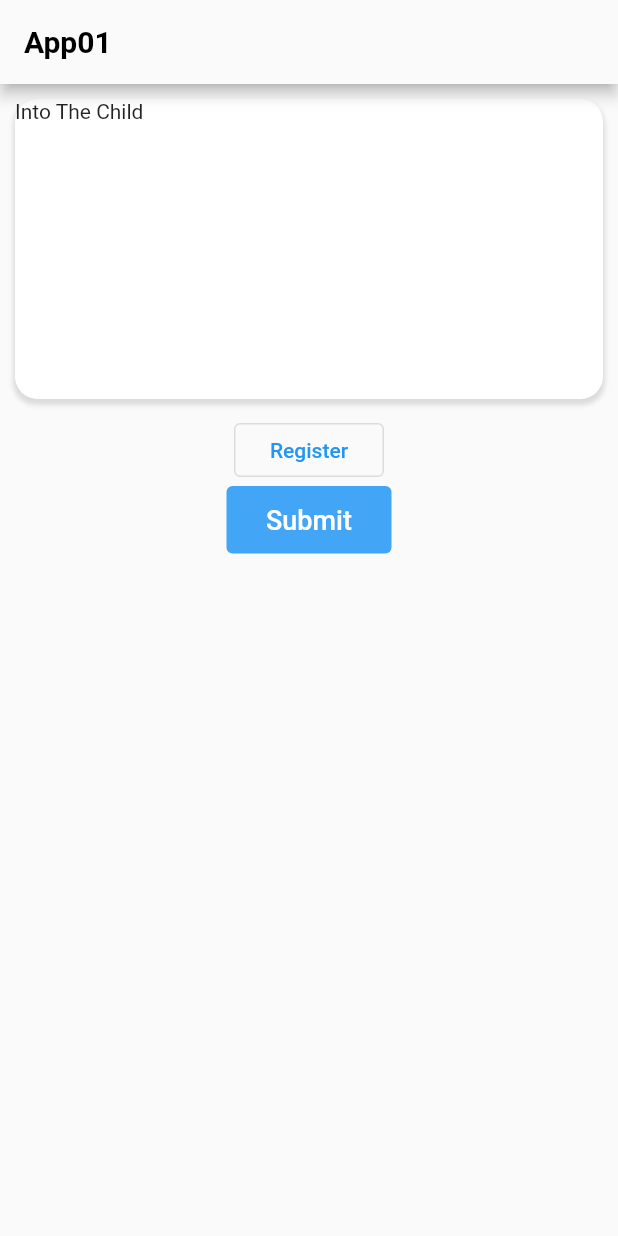
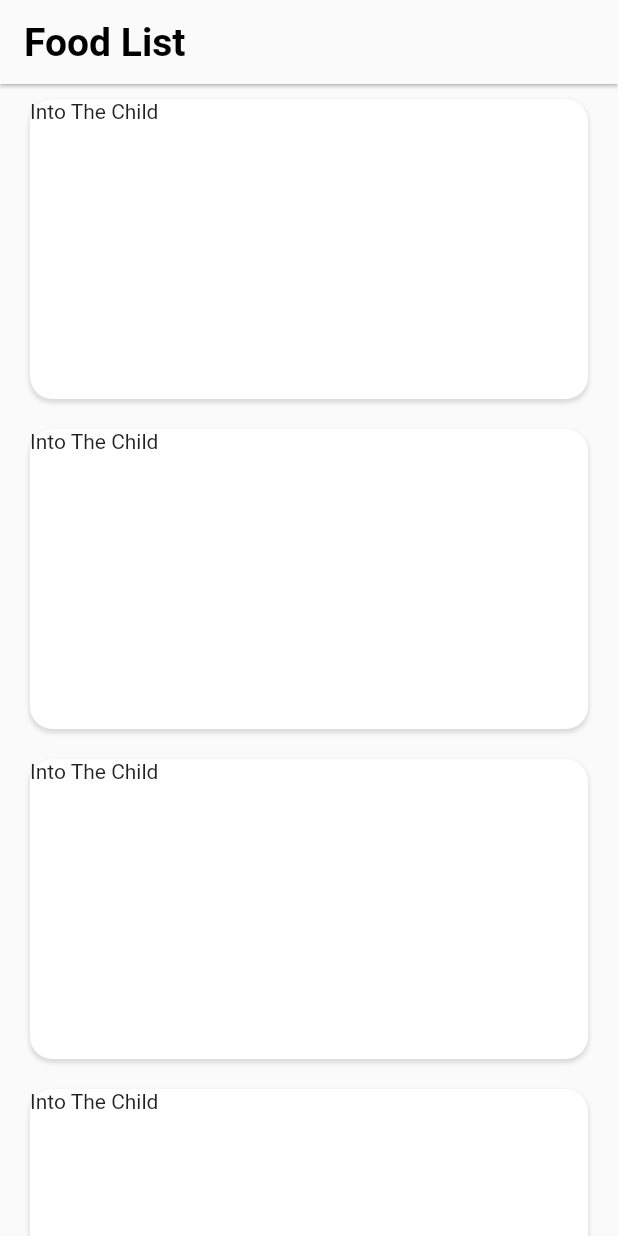
Before and after one commit to tiees288/Food-Flutter, a Flutter app: the screen it shows after launch, on a phone screen of 412 x 824 dp. Run offline on Flutter 3.47's test engine with Material 2 defaults, Android fonts, the light colour scheme and no system bars; missing offline and left inert: dart:ffi.

```diff
--- a/lib/Widgets/list_containers.dart
+++ b/lib/Widgets/list_containers.dart
@@ -6,7 +6,7 @@ class MainContainer extends StatelessWidget {
   @override
   Widget build(BuildContext context) {
     return Container(
-      margin: const EdgeInsets.all(10),
+      margin: const EdgeInsets.only(top: 10, bottom: 10, left: 20, right: 20),
       width: MediaQuery.of(context).size.width,
       height: 200,
       decoration: const BoxDecoration(
@@ -15,9 +15,9 @@ class MainContainer extends StatelessWidget {
         boxShadow: [
           BoxShadow(
             color: Colors.black12,
-            spreadRadius: 1,
-            blurRadius: 2,
-            offset: Offset(0, 3), // changes position of shadow
+            spreadRadius: 0.5,
+            blurRadius: 1.5,
+            offset: Offset(0, 2), // changes position of shadow
           )
         ],
       ),
--- a/lib/main.dart
+++ b/lib/main.dart
@@ -1,6 +1,9 @@
+import 'dart:ffi';
+
 import 'package:flutter/material.dart';
 import 'Widgets/button.dart';
 import 'Widgets/list_containers.dart';
+import 'package:flutter/cupertino.dart';
 
 void main() {
   runApp(const MyAppWid());
@@ -15,28 +18,88 @@ class MyAppWid extends StatelessWidget {
       print('Hellow');
     }
 
+    List<String> list = ["Test1", "Test2", "Test3", "Test4"];
+
     return MaterialApp(
       title: 'Main',
       home: Scaffold(
           appBar: AppBar(
+            elevation: 1.0,
             centerTitle: false,
             title: const Text(
-              "App01",
-              style:
-                  TextStyle(color: Colors.black, fontWeight: FontWeight.bold),
+              "Food List",
+              style: TextStyle(
+                  color: Colors.black,
+                  fontSize: 26,
+                  fontWeight: FontWeight.bold),
             ),
             backgroundColor: Colors.grey.shade50,
           ),
           body: Column(children: [
-            MainContainer(
-              child: Text('Into The Child'),
-            ),
-            SizedBox(
-              width: 100,
-              child:
-                  OutlinedButton(onPressed: myfunct, child: Text('Register')),
-            ),
-            SubmitBtn()
+            // Container(
+            //     margin: EdgeInsets.only(top: 10, left: 15),
+            //     child: Align(
+            //         alignment: Alignment.topLeft,
+            //         child: Text(
+            //           "Recommended",
+            //           style: TextStyle(
+            //               color: Colors.black,
+            //               fontSize: 22,
+            //               fontWeight: FontWeight.bold),
+            //         ))),
+            Expanded(
+                child: ListView(
+              children: [
+                MainContainer(
+                  child: Text('Into The Child'),
+                ),
+                MainContainer(
+                  child: Text('Into The Child'),
+                ),
+                MainContainer(
+                  child: Text('Into The Child'),
+                ),
+                MainContainer(
+                  child: Text('Into The Child'),
+                ),
+                MainContainer(
+                  child: Text('Into The Child'),
+                ),
+                MainContainer(
+                  child: Text('Into The Child'),
+                ),
+                MainContainer(
+                  child: Text('Into The Child'),
+                ),
+              ],
+            )),
+            // MainContainer(
+            //   child: Text('Into The Child'),
+            // ),
+            // Row(
+            //   mainAxisAlignment: MainAxisAlignment.center,
+            //   children: [SubmitBtn(), DissmissBtn()],
+            // ),
+            // Flex(
+            //   direction: Axis.horizontal,
+            //   children: List.generate(list.length, (index) {
+            //     if (index % 2 == 0) {
+            //       return Expanded(
+            //         flex: 1,
+            //         child: Container(
+            //           child: Text(list[index]),
+            //         ),
+            //       );
+            //     } else {
+            //       return Expanded(
+            //         flex: 1,
+            //         child: Container(
+            //           child: Text(list[index]),
+            //         ),
+            //       );
+            //     }
+            //   }),
+            // )
           ])),
       // theme: ThemeData(primarySwatch: Colors.red.shade500),
     );
```
Also changed, not shown: lib/Widgets/button.dart (+76 -4 lines), 39 other files.
